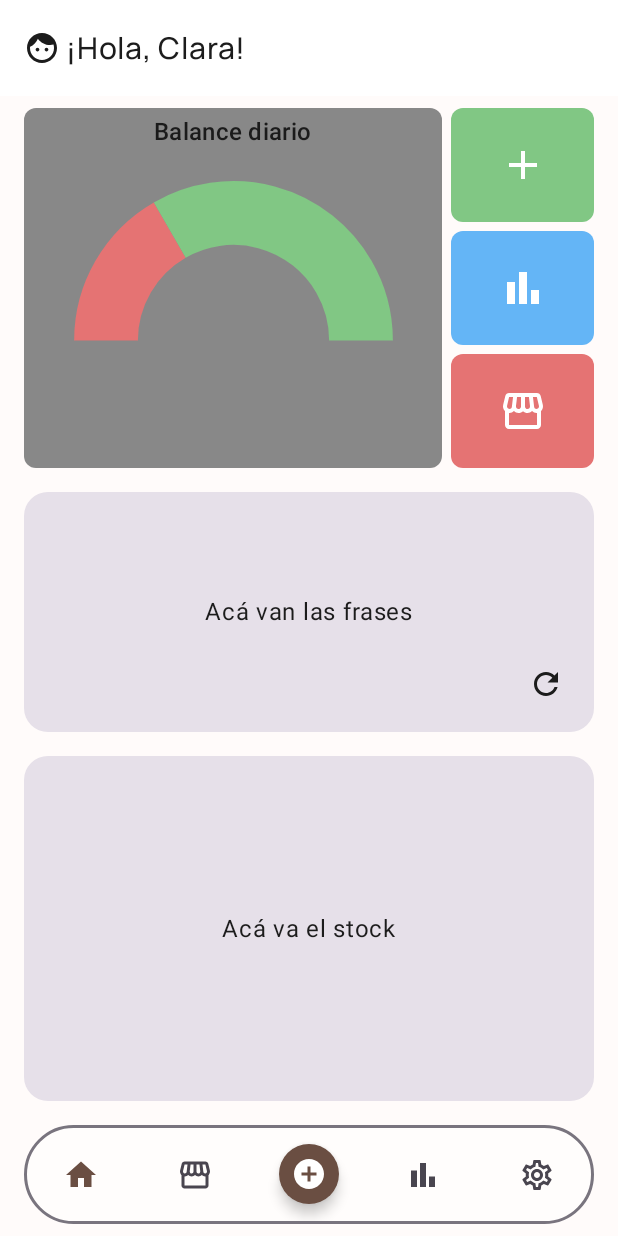
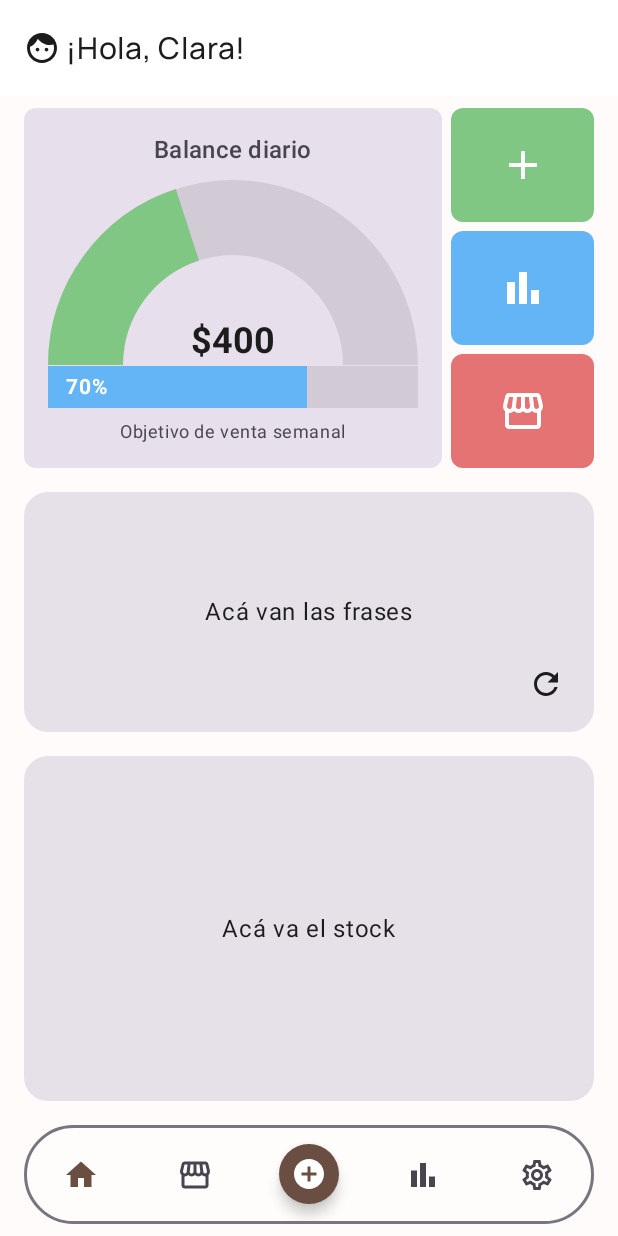
Before and after one commit to adrencina/YoShop, an Android app built with Jetpack Compose: the HomeScreen screen opened through its navigation route, on a phone screen of 412 x 824 dp. Run offline under Robolectric (Android 15) with nearby library versions, the phone set to English and light mode, and no system bars; our stand-ins replace Dagger/Hilt's generated code, Firebase (no records; nobody signed in at launch, a user with empty details on screens opened directly).

Commit message:
update section graficos, diseño por ahora.

```diff
--- a/app/src/main/java/com/example/claraterra/ui/component/DonutChart.kt
+++ /dev/null
@@ -1,60 +0,0 @@
-package com.example.claraterra.ui.component
-
-import androidx.compose.foundation.Canvas
-import androidx.compose.runtime.Composable
-import androidx.compose.ui.Modifier
-import androidx.compose.ui.geometry.Offset
-import androidx.compose.ui.geometry.Size
-import androidx.compose.ui.graphics.Color
-import androidx.compose.ui.graphics.drawscope.Stroke
-
-@Composable
-fun DonutChart(
-    sales: Float,
-    purchases: Float,
-    modifier: Modifier = Modifier,
-    salesColor: Color = Color(0xFF81C784),
-    purchasesColor: Color = Color(0xFFE57373)
-) {
-    val total = sales + purchases
-    if (total == 0f) return
-
-    val salesAngle = (sales / total) * 180f
-    val purchasesAngle = 180f - salesAngle
-
-    Canvas(modifier = modifier) {
-        val width = size.width
-        val height = size.height
-        val diameter = width.coerceAtMost(height * 3)
-
-        val arcSize = Size(diameter, diameter)
-        val stroke = Stroke(width = diameter * 0.25f)
-
-        val topLeft = Offset(
-            (width - diameter) / 2f,
-            (height - diameter)
-        )
-
-        // Dibujar compras (parte izquierda del semicírculo)
-        drawArc(
-            color = purchasesColor,
-            startAngle = 180f,
-            sweepAngle = purchasesAngle,
-            useCenter = false,
-            style = stroke,
-            size = arcSize,
-            topLeft = topLeft
-        )
-
-        // Dibujar ventas (parte derecha del semicírculo)
-        drawArc(
-            color = salesColor,
-            startAngle = 180f + purchasesAngle,
-            sweepAngle = salesAngle,
-            useCenter = false,
-            style = stroke,
-            size = arcSize,
-            topLeft = topLeft
-        )
-    }
-}
--- /dev/null
+++ b/app/src/main/java/com/example/claraterra/ui/component/LinearProgressBarWithValue.kt
@@ -0,0 +1,47 @@
+package com.example.claraterra.ui.component
+import androidx.compose.foundation.background
+import androidx.compose.foundation.layout.*
+import androidx.compose.material3.Text
+import androidx.compose.runtime.Composable
+import androidx.compose.ui.Alignment
+import androidx.compose.ui.Modifier
+import androidx.compose.ui.graphics.Color
+import androidx.compose.ui.text.font.FontWeight
+import androidx.compose.ui.unit.dp
+import androidx.compose.ui.unit.sp
+
+@Composable
+fun LinearProgressBarWithValue(
+    modifier: Modifier = Modifier,
+    value: Float,
+    maxValue: Float,
+    primaryColor: Color,
+    secondaryColor: Color
+) {
+    val progress = (value / maxValue).coerceIn(0f, 1f)
+    val percentageText = "${(progress * 100).toInt()}%"
+
+    Box(
+        modifier = modifier
+            .height(28.dp)
+            .background(secondaryColor),
+        contentAlignment = Alignment.CenterStart
+    ) {
+        // Barra de progreso (la que se llena)
+        Box(
+            modifier = Modifier
+                .fillMaxHeight()
+                .fillMaxWidth(fraction = progress)
+                .background(primaryColor)
+        )
+
+        // Texto
+        Text(
+            text = percentageText,
+            modifier = Modifier.padding(start = 12.dp),
+            color = Color.White,
+            fontWeight = FontWeight.Bold,
+            fontSize = 14.sp
+        )
+    }
+}
--- /dev/null
+++ b/app/src/main/java/com/example/claraterra/ui/component/SemiCircleChart.kt
@@ -0,0 +1,77 @@
+package com.example.claraterra.ui.component
+
+import androidx.compose.foundation.Canvas
+import androidx.compose.foundation.layout.Box
+import androidx.compose.foundation.layout.aspectRatio
+import androidx.compose.foundation.layout.fillMaxSize
+import androidx.compose.material3.MaterialTheme
+import androidx.compose.material3.Text
+import androidx.compose.runtime.Composable
+import androidx.compose.ui.Alignment
+import androidx.compose.ui.Modifier
+import androidx.compose.ui.geometry.Offset
+import androidx.compose.ui.geometry.Size
+import androidx.compose.ui.graphics.Color
+import androidx.compose.ui.graphics.StrokeCap
+import androidx.compose.ui.graphics.drawscope.Stroke
+import androidx.compose.ui.platform.LocalDensity
+import androidx.compose.ui.text.font.FontWeight
+import androidx.compose.ui.unit.Dp
+import androidx.compose.ui.unit.dp
+
+@Composable
+fun SemiCircleChart(
+    modifier: Modifier = Modifier,
+    value: Float,
+    maxValue: Float,
+    primaryColor: Color,
+    secondaryColor: Color,
+    centerText: String,
+    strokeWidth: Dp = 50.dp
+) {
+    val strokeWidthPx = with(LocalDensity.current) { strokeWidth.toPx() }
+    val sweepAngle = 180 * (value / maxValue).coerceIn(0f, 1f)
+
+    Box(
+        modifier = modifier.aspectRatio(2f),
+        contentAlignment = Alignment.BottomCenter
+    ) {
+        Canvas(
+            modifier = Modifier.fillMaxSize()
+        ) {
+            val outerDiameter = size.width
+            val arcDiameter = outerDiameter - strokeWidthPx
+            val arcTopLeftOffset = strokeWidthPx / 2
+            val arcSize = Size(arcDiameter, arcDiameter)
+
+            // Arco de fondo
+            drawArc(
+                color = secondaryColor,
+                startAngle = 180f,
+                sweepAngle = 180f,
+                useCenter = false,
+                topLeft = Offset(x = arcTopLeftOffset, y = arcTopLeftOffset),
+                size = arcSize,
+                style = Stroke(width = strokeWidthPx, cap = StrokeCap.Butt)
+            )
+
+            // Arco de progreso
+            drawArc(
+                color = primaryColor,
+                startAngle = 180f,
+                sweepAngle = sweepAngle,
+                useCenter = false,
+                topLeft = Offset(x = arcTopLeftOffset, y = arcTopLeftOffset),
+                size = arcSize,
+                style = Stroke(width = strokeWidthPx, cap = StrokeCap.Butt)
+            )
+        }
+
+        Text(
+            text = centerText,
+            style = MaterialTheme.typography.headlineSmall,
+            fontWeight = FontWeight.Bold,
+            color = MaterialTheme.colorScheme.onSurface
+        )
+    }
+}
--- a/app/src/main/java/com/example/claraterra/ui/screen/home/sections/GraphSection.kt
+++ b/app/src/main/java/com/example/claraterra/ui/screen/home/sections/GraphSection.kt
@@ -15,7 +15,8 @@ import androidx.compose.ui.Modifier
 import androidx.compose.ui.graphics.Color
 import androidx.compose.ui.unit.dp
 import androidx.navigation.NavController
-import com.example.claraterra.ui.component.DonutChart
+import com.example.claraterra.ui.component.LinearProgressBarWithValue
+import com.example.claraterra.ui.component.SemiCircleChart
 import com.example.claraterra.ui.navigation.NavigationRoute
 import com.example.claraterra.ui.screen.home.sections.component.ActionCard
 import com.example.claraterra.ui.theme.AppShapes
@@ -25,6 +26,11 @@ fun GraphSection(
     modifier: Modifier = Modifier,
     navController: NavController
 ) {
+    val dailySales = 400f
+    val salesGoal = 1000f
+    val weeklyProgress = 3500f
+    val weeklyGoal = 5000f
+
     Row(
         modifier = modifier
             .fillMaxWidth()
@@ -36,38 +42,49 @@ fun GraphSection(
                 .fillMaxHeight()
                 .weight(3f)
                 .padding(end = 6.dp),
-            colors = CardDefaults.cardColors(containerColor = Color.Gray),
+            colors = CardDefaults.cardColors(containerColor = MaterialTheme.colorScheme.surfaceVariant),
             shape = AppShapes.small
         ) {
-            Column(modifier = Modifier.fillMaxSize()) {
+            Column(
+                modifier = Modifier
+                    .fillMaxSize()
+                    .padding(vertical = 16.dp, horizontal = 16.dp),
+                horizontalAlignment = Alignment.CenterHorizontally
+            ) {
                 // Título
-                Box(
-                    Modifier
-                        .fillMaxWidth()
-                        .height(32.dp),
-                    contentAlignment = Alignment.Center
-                ) {
-                    Text("Balance diario", style = MaterialTheme.typography.titleMedium)
-                }
-                // Gráfico circular
-                Column(
-                    modifier = Modifier
-                        .fillMaxSize()
-                ) {
-                    Spacer(modifier = Modifier.height(50.dp))
+                Text( modifier = Modifier.padding(bottom = 8.dp),
+                    text = "Balance diario",
+                    style = MaterialTheme.typography.titleMedium
+                )
 
-                    Box(
-                        modifier = Modifier
-                            .fillMaxWidth(),
-                        contentAlignment = Alignment.Center
-                    ) {
-                        DonutChart(
-                            sales = 400f,
-                            purchases = 200f,
-                            modifier = Modifier.size(170.dp)
-                        )
-                    }
-                }
+                // Gráfico semicircular
+                SemiCircleChart(
+                    modifier = Modifier.fillMaxWidth(),
+                    value = dailySales,
+                    maxValue = salesGoal,
+                    primaryColor = Color(0xFF81C784),
+                    secondaryColor = MaterialTheme.colorScheme.onSurface.copy(alpha = 0.1f),
+                    centerText = "$${dailySales.toInt()}",
+                    strokeWidth = 50.dp
+                )
+
+                Spacer(Modifier.weight(1f))
+
+                // La barra de progreso
+                LinearProgressBarWithValue(
+                    modifier = Modifier.fillMaxWidth(),
+                    value = weeklyProgress,
+                    maxValue = weeklyGoal,
+                    primaryColor = Color(0xFF64B5F6),
+                    secondaryColor = MaterialTheme.colorScheme.onSurface.copy(alpha = 0.1f)
+                )
+
+                // Texto inferior
+                Text(
+                    text = "Objetivo de venta semanal",
+                    style = MaterialTheme.typography.bodySmall,
+                    modifier = Modifier.padding(top = 8.dp)
+                )
             }
         }
 
@@ -83,27 +100,21 @@ fun GraphSection(
                 color = Color(0xFF81C784),
                 icon = Icons.Filled.Add,
                 contentDescription = "New Sale",
-                onClick = {
-                    navController.navigate(NavigationRoute.Sell.route)
-                }
+                onClick = { navController.navigate(NavigationRoute.Sell.route) }
             )
             ActionCard(
                 modifier = Modifier.weight(1f).padding(vertical = 2.dp),
                 color = Color(0xFF64B5F6),
                 icon = Icons.Filled.BarChart,
                 contentDescription = "View Balance",
-                onClick = {
-                    // Navegar o vemos...
-                }
+                onClick = { /* Navegar o vemos despues... */ }
             )
             ActionCard(
                 modifier = Modifier.weight(1f).padding(top = 4.dp),
                 color = Color(0xFFE57373),
                 icon = Icons.Filled.Storefront,
                 contentDescription = "Supplies",
-                onClick = {
-                    navController.navigate(NavigationRoute.Supplies.route)
-                }
+                onClick = { navController.navigate(NavigationRoute.Supplies.route) }
             )
         }
     }
```
